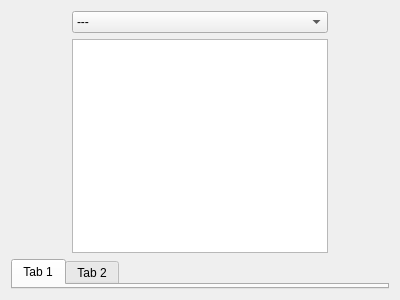
This is yatel/gui/uis/ExplorerFrame.ui in leliel12/yatel as Qt 5 draws it before an edit. The edited form follows.
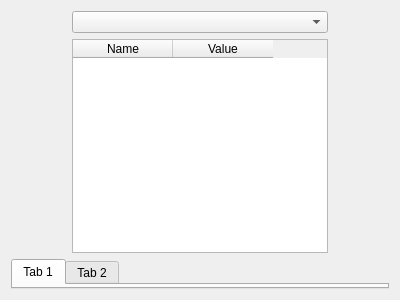
This is the edited form.

The edit to the form file:
```diff
--- a/yatel/gui/uis/ExplorerFrame.ui
+++ b/yatel/gui/uis/ExplorerFrame.ui
@@ -32,21 +32,26 @@
            <verstretch>0</verstretch>
           </sizepolicy>
          </property>
-         <item>
-          <property name="text">
-           <string>---</string>
-          </property>
-         </item>
         </widget>
        </item>
        <item>
-        <widget class="QTableView" name="attTableView">
+        <widget class="QTableWidget" name="attTableWidget">
          <property name="sizePolicy">
           <sizepolicy hsizetype="Maximum" vsizetype="Expanding">
            <horstretch>0</horstretch>
            <verstretch>0</verstretch>
           </sizepolicy>
          </property>
+         <column>
+          <property name="text">
+           <string>Name</string>
+          </property>
+         </column>
+         <column>
+          <property name="text">
+           <string>Value</string>
+          </property>
+         </column>
         </widget>
        </item>
       </layout>
```
